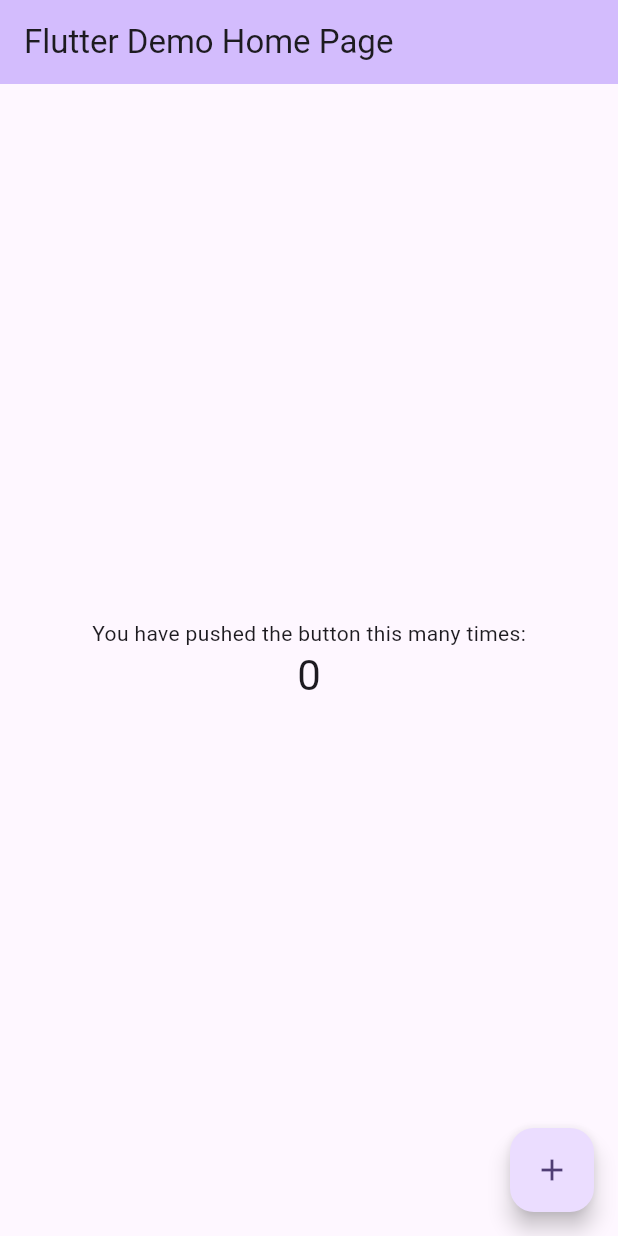
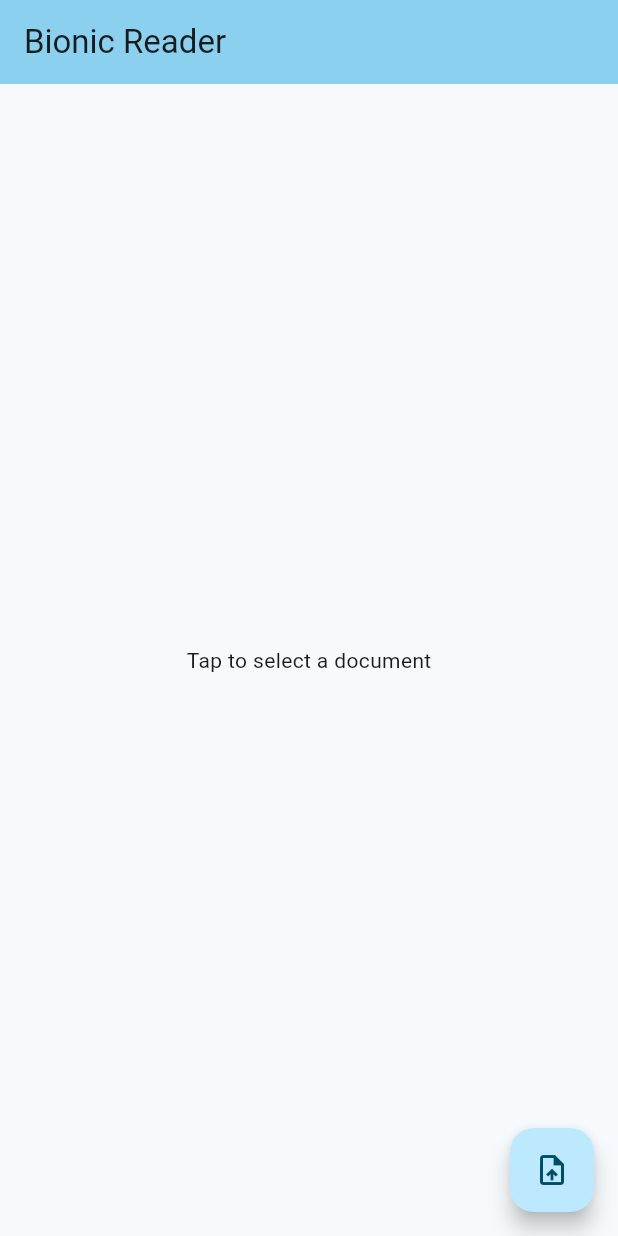
Before and after one commit to Lotthar/bionic-reader, a Flutter app: the screen it shows after launch, on a phone screen of 412 x 824 dp. Run offline on Flutter 3.47's test engine with Material 3 defaults, Android fonts, the light colour scheme and no system bars.

Commit message:
Add initial reader screen

```diff
--- /dev/null
+++ b/lib/bionic_reader_screen.dart
@@ -0,0 +1,59 @@
+import 'package:flutter/material.dart';
+
+class BionicReaderHomeScreen extends StatefulWidget {
+
+  final String title;
+
+  const BionicReaderHomeScreen({super.key, required this.title});
+
+  @override
+  State<BionicReaderHomeScreen> createState() => _BionicReaderScreenState();
+}
+
+class _BionicReaderScreenState extends State<BionicReaderHomeScreen> {
+  // Placeholder for the converted Bionic Text
+  String? _bionicText;
+  bool _isLoading = false;
+
+  @override
+  Widget build(BuildContext context) {
+    return Scaffold(
+      appBar: AppBar(
+        backgroundColor: Theme.of(context).colorScheme.inversePrimary,
+        title: Text(widget.title),
+      ),
+      body: Center(
+        child: _isLoading
+            ? const CircularProgressIndicator()
+            : SingleChildScrollView(
+          child: Padding(
+            padding: const EdgeInsets.all(16.0),
+            child: Text(_bionicText ?? 'Tap to select a document'),
+          ),
+        ),
+      ),
+      floatingActionButton: FloatingActionButton(
+        onPressed: _pickAndConvertFile,
+        tooltip: 'Select Document',
+        child: const Icon(Icons.upload_file),
+      ),
+    );
+  }
+
+  void _pickAndConvertFile() async {
+    // File picking and conversion logic from Phase 1 & 2 will go here
+    // For now, it's just a placeholder:
+    setState(() {
+      _isLoading = true;
+      _bionicText = null;
+    });
+
+    // Simulate work
+    await Future.delayed(const Duration(seconds: 2));
+
+    setState(() {
+      _isLoading = false;
+      _bionicText = "The document was successfully loaded and is ready for conversion.";
+    });
+  }
+}
--- a/lib/main.dart
+++ b/lib/main.dart
@@ -1,4 +1,5 @@
 import 'package:flutter/material.dart';
+import 'bionic_reader_screen.dart'; // We'll create this next
 
 void main() {
   runApp(const MyApp());
@@ -7,62 +8,14 @@ void main() {
 class MyApp extends StatelessWidget {
   const MyApp({super.key});
 
-  // This widget is the root of your application.
   @override
   Widget build(BuildContext context) {
     return MaterialApp(
-      title: 'Flutter Demo',
+      title: 'Bionic Reader',
       theme: ThemeData(
-        colorScheme: ColorScheme.fromSeed(seedColor: Colors.deepPurple),
+        colorScheme: ColorScheme.fromSeed(seedColor: Colors.blueGrey),
       ),
-      home: const MyHomePage(title: 'Flutter Demo Home Page'),
+      home: const BionicReaderHomeScreen(title: 'Bionic Reader'),
     );
   }
 }
-
-class MyHomePage extends StatefulWidget {
-  const MyHomePage({super.key, required this.title});
-
-  final String title;
-
-  @override
-  State<MyHomePage> createState() => _MyHomePageState();
-}
-
-class _MyHomePageState extends State<MyHomePage> {
-  int _counter = 0;
-
-  void _incrementCounter() {
-    setState(() {
-      _counter++;
-    });
-  }
-
-  @override
-  Widget build(BuildContext context) {
-    return Scaffold(
-      appBar: AppBar(
-        backgroundColor: Theme.of(context).colorScheme.inversePrimary,
-        title: Text(widget.title),
-      ),
-      body: Center(
-        child: Column(
-
-          mainAxisAlignment: MainAxisAlignment.center,
-          children: <Widget>[
-            const Text('You have pushed the button this many times:'),
-            Text(
-              '$_counter',
-              style: Theme.of(context).textTheme.headlineMedium,
-            ),
-          ],
-        ),
-      ),
-      floatingActionButton: FloatingActionButton(
-        onPressed: _incrementCounter,
-        tooltip: 'Increment',
-        child: const Icon(Icons.add),
-      ), // This trailing comma makes auto-formatting nicer for build methods.
-    );
-  }
-}
```
